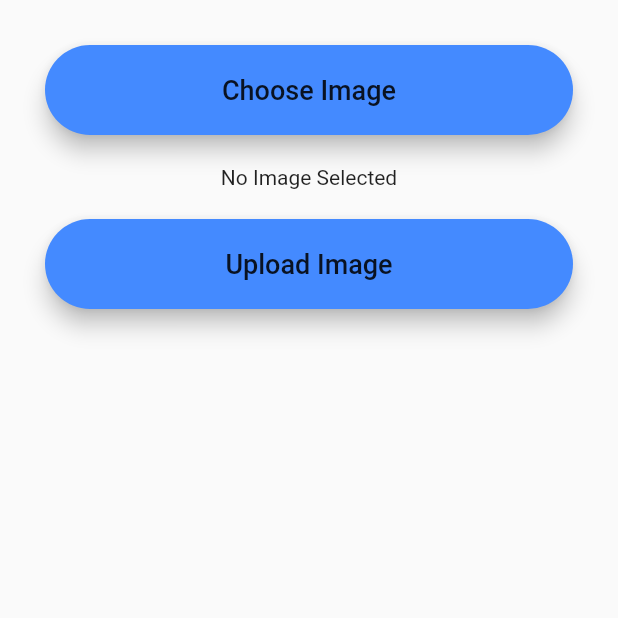
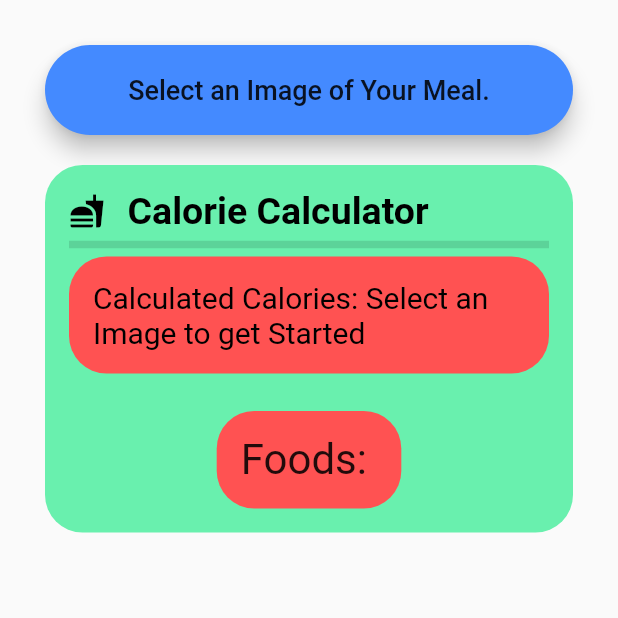
Before and after one commit to hamesjan/OhloneHackathon, a Flutter app: the FoodCalorie screen opened directly, on a phone screen of 412 x 824 dp, the top half of it. Run offline on Flutter 3.47's test engine with Material 2 defaults, Android fonts, the phone set to English and light mode, and no system bars; our stand-ins replace image_picker.

```diff
--- /dev/null
+++ b/lib/classes/CalorieData.dart
@@ -0,0 +1,25 @@
+import 'dart:convert';
+
+CalorieData calorieDataFromJson(String str) => CalorieData.fromJson(json.decode(str));
+
+String calorieDataToJson(CalorieData data) => json.encode(data.toJson());
+
+class CalorieData {
+  String calories;
+  List<String> names;
+
+  CalorieData({
+    this.calories,
+    this.names,
+  });
+
+  factory CalorieData.fromJson(Map<String, dynamic> json) => CalorieData(
+    calories: json["calories"],
+    names: List<String>.from(json["names"].map((x) => x)),
+  );
+
+  Map<String, dynamic> toJson() => {
+    "calories": calories,
+    "names": List<dynamic>.from(names.map((x) => x)),
+  };
+}
--- a/lib/classes/heartrate_http.dart
+++ b/lib/classes/heartrate_http.dart
@@ -8,17 +8,21 @@ String heartRateDataToJson(HeartRateData data) => json.encode(data.toJson());
 
 class HeartRateData {
   String pulse;
+  String bloodoxygen;
 
   HeartRateData({
     this.pulse,
+    this.bloodoxygen
   });
 
   factory HeartRateData.fromJson(Map<String, dynamic> json) => HeartRateData(
     pulse: json["pulse"],
+    bloodoxygen: json["blood oxygen"]
   );
 
   Map<String, dynamic> toJson() => {
     "pulse": pulse,
+    "blood oxygen" : bloodoxygen
   };
 }
 
@@ -34,7 +38,7 @@ class HeartRateFetch {
   HeartRateFetch(){
     Timer.periodic(Duration(seconds: 1), (t) async {
       // add the http status code = 200
-      var response = await http.get('https://us-central1-aiot-fit-xlab.cloudfunctions.net/ufitgetheartrates');
+      var response = await http.get('https://us-central1-aiot-fit-xlab.cloudfunctions.net/ufitgetheartrateandox');
       _heartController.add(
         HeartRateData.fromJson(jsonDecode(response.body))
       );
--- a/lib/pages/achievements.dart
+++ b/lib/pages/achievements.dart
@@ -24,7 +24,7 @@ class _AchievementsState extends State<Achievements> {
     Icons.trending_down,
     Icons.trending_down,
     Icons.trending_down,];
-  List<bool> achieved = [true,true,true,true,true,true,true,true,true,true,true,true,true,true,true];
+  List<bool> achieved = [true,true,true,false,false,false,false,false,false,true,true,false,false,false,false];
   List<String> achievementDescription = [
     'Walk 10 steps',
     'Walk 100 steps',
--- a/lib/pages/foodcalorie.dart
+++ b/lib/pages/foodcalorie.dart
@@ -5,6 +5,8 @@ import 'dart:convert';
 import 'package:http/http.dart' as http;
 import 'package:image_picker/image_picker.dart';
 import 'package:ohlonehackssubmission/widgets/custom_button.dart';
+import 'package:ohlonehackssubmission/classes/CalorieData.dart';
+import 'package:mime/mime.dart';
 
 
 class FoodCalorie extends StatefulWidget {
@@ -13,75 +15,23 @@ class FoodCalorie extends StatefulWidget {
 }
 
 class FoodCalorieState extends State<FoodCalorie> {
-  static final String uploadEndPoint = 'enterendpoint here';
   Future<File> file;
   String status = '';
   String base64Image;
   File tmpFile;
   String errMessage = 'Error Uploading Image';
 
-  chooseImage() {
-    setState(() {
-      file = ImagePicker.pickImage(source: ImageSource.gallery);
-    });
-    setStatus('');
+
+  Future<http.StreamedResponse> uploadImage(filename, url) async {
+      var request = http.MultipartRequest('POST', Uri.parse(url));
+      request.files.add(await http.MultipartFile.fromPath('file', filename));
+      var res = await request.send();
+      return res;
     }
 
-  setStatus(String message) {
-    setState(() {
-      status = message;
-    });
-  }
 
-  startUpload() {
-    setStatus('Uploading Image...');
-    if (null == tmpFile) {
-      setStatus(errMessage);
-      return;
-    }
-    String fileName = tmpFile.path.split('/').last;
-    upload(fileName);
-  }
-
-  upload(String fileName) {
-    http.post(uploadEndPoint, body: {
-      "image": base64Image,
-      "name": fileName,
-    }).then((result) {
-      setStatus(result.statusCode == 200 ? result.body : errMessage);
-    }).catchError((error) {
-      setStatus(error);
-    });
-  }
-
-  Widget showImage() {
-    return FutureBuilder<File>(
-      future: file,
-      builder: (BuildContext context, AsyncSnapshot<File> snapshot) {
-        if (snapshot.connectionState == ConnectionState.done &&
-            null != snapshot.data) {
-          tmpFile = snapshot.data;
-          base64Image = base64Encode(snapshot.data.readAsBytesSync());
-          return Flexible(
-            child: Image.file(
-              snapshot.data,
-              fit: BoxFit.fill,
-            ),
-          );
-        } else if (null != snapshot.error) {
-          return const Text(
-            'Error Picking Image',
-            textAlign: TextAlign.center,
-          );
-        } else {
-          return const Text(
-            'No Image Selected',
-            textAlign: TextAlign.center,
-          );
-        }
-      },
-    );
-  }
+  String respStr = '';
+  CalorieData CalData = CalorieData(calories: 'Select an Image to get Started', names: ['']);
 
   @override
   Widget build(BuildContext context) {
@@ -92,38 +42,92 @@ class FoodCalorieState extends State<FoodCalorie> {
           crossAxisAlignment: CrossAxisAlignment.stretch,
           children: <Widget>[
             CustomButton(
-              callback: chooseImage,
-              text: 'Choose Image',
+              text: 'Select an Image of Your Meal.',
+              callback: () async {
+                var file = await ImagePicker.pickImage(source: ImageSource.gallery);
+                var res = await uploadImage(file.path, "http://37625b93.ngrok.io/caloriecount");
+                respStr = await res.stream.bytesToString();
+                setState(() {
+                  CalData = CalorieData.fromJson(jsonDecode(respStr));
+                });
+              }
             ),
             SizedBox(
               height: 20.0,
             ),
-            showImage(),
-            SizedBox(
-              height: 20.0,
+//            FutureBuilder(
+//              initialData: CalorieData(calories: 'Waiting ',names: ['Waiting']),
+//              future: fetchUserOrder(),
+//              builder: (BuildContext context, AsyncSnapshot snapshot){
+//                List _lst = snapshot.data.names.map((title)=> Text(title,)).toList();
+
+                 Column(
+                    mainAxisAlignment: MainAxisAlignment.center,
+                    children: <Widget>[
+                      Container(
+                        padding: EdgeInsets.all(16),
+                        decoration: BoxDecoration(
+                            color: Colors.greenAccent,
+                            borderRadius: BorderRadius.all(Radius.circular(25))
                         ),
-            CustomButton(
-              callback: startUpload,
-              text: 'Upload Image',
+                        child: Column(
+                          children: <Widget>[
+                            Row(
+                              children: <Widget>[
+                                Icon(Icons.fastfood, color: Colors.black,),
+                                SizedBox(width: 15,),
+                                Text('Calorie Calculator', style: TextStyle(
+                                    fontWeight:FontWeight.bold,
+                                    color: Colors.black,
+                                    fontSize: 25
+
+                                ),)
+
+                              ],
+                            ),
+                            Divider(thickness: 5,),
+                            Container(
+                              padding: EdgeInsets.all(16),
+                              decoration: BoxDecoration(
+                                  color: Colors.redAccent,
+                                  borderRadius: BorderRadius.all(Radius.circular(25))
+                              ),
+                              child: Text('Calculated Calories: ${CalData.calories}', style: TextStyle(
+                                  fontSize: 20,
+                                  color: Colors.black
+                              ),),
                             ),
                             SizedBox(
-              height: 20.0,
+                              height: 25,
                             ),
-            Text(
-              status,
-              textAlign: TextAlign.center,
-              style: TextStyle(
-                color: Colors.green,
-                fontWeight: FontWeight.w500,
-                fontSize: 20.0,
+                            Container(
+                              padding: EdgeInsets.all(16),
+                              decoration: BoxDecoration(
+                                  color: Colors.redAccent,
+                                  borderRadius: BorderRadius.all(Radius.circular(25))
+                              ),
+                              child:
+
+                              Text('Foods: ${CalData.names.toString().substring(1, CalData.names.toString().length - 1)}', style: TextStyle(
+                                  fontSize: 28,
+                                  //color: Colors.black
                             ),
                          ),
-            SizedBox(
-              height: 20.0,
+                            )
+
+                          ],
+
                         ),
+                      )
+
+                    ],
+
+                  )
+//                }
+//                ),
              ],
             ),
-      ),
+          )
     );
   }
 }
--- a/lib/pages/health.dart
+++ b/lib/pages/health.dart
@@ -89,7 +89,7 @@ class _HealthState extends State<Health> {
                                 color: Colors.redAccent,
                                 borderRadius: BorderRadius.all(Radius.circular(25))
                             ),
-                            child: Text('Blood Oxygen: ${snapshot.data.pulse} BPM', style: TextStyle(
+                            child: Text('Blood Oxygen: ${snapshot.data.bloodoxygen}% Saturation ', style: TextStyle(
                                 fontSize: 28,
                                 color: Colors.white
                             ),),
--- a/lib/pages/step.dart
+++ b/lib/pages/step.dart
@@ -224,7 +224,7 @@ class _StepPageState extends State<StepPage> {
                           }
                           return Column(
                             children: <Widget>[
-                              Text('Excersice Points: ${snapshot.data.totalsteps}',
+                              Text('Exercise Points: ${snapshot.data.totalsteps}',
                                   style: TextStyle(
                                   fontSize: 22,
                                   fontWeight: FontWeight.bold,
--- a/pubspec.yaml
+++ b/pubspec.yaml
@@ -29,6 +29,7 @@ dependencies:
   http:
   image_picker:
   url_launcher:
+  mime:
 
 dev_dependencies:
   flutter_test:
```
Also changed, not shown: pubspec.lock, 1 other file. Lines whose indentation alone changed are shown as unchanged.
